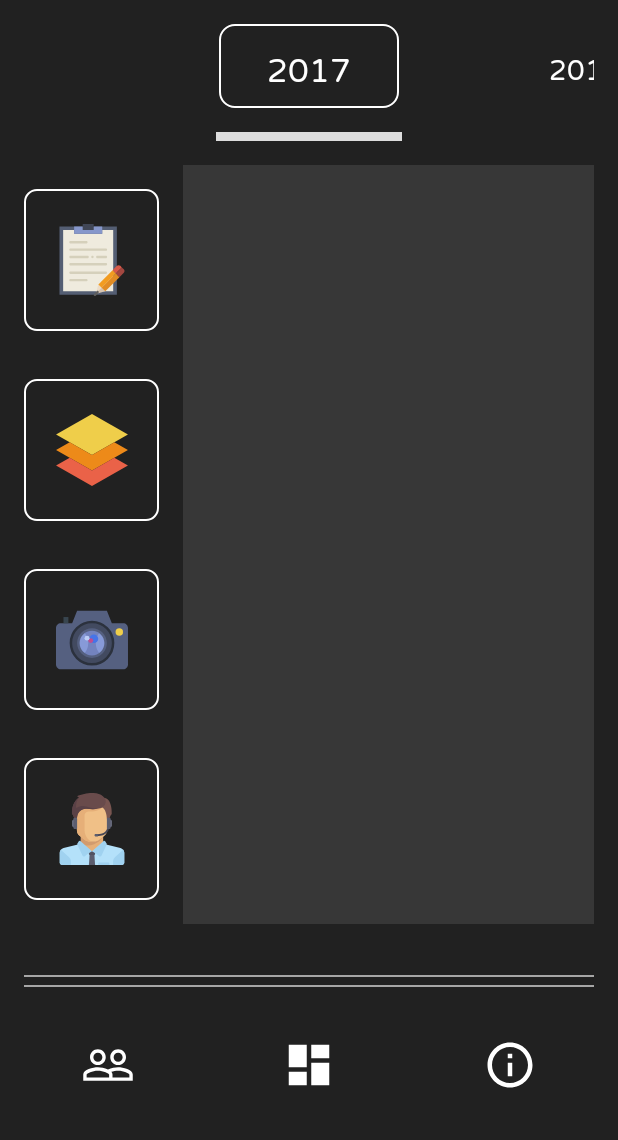
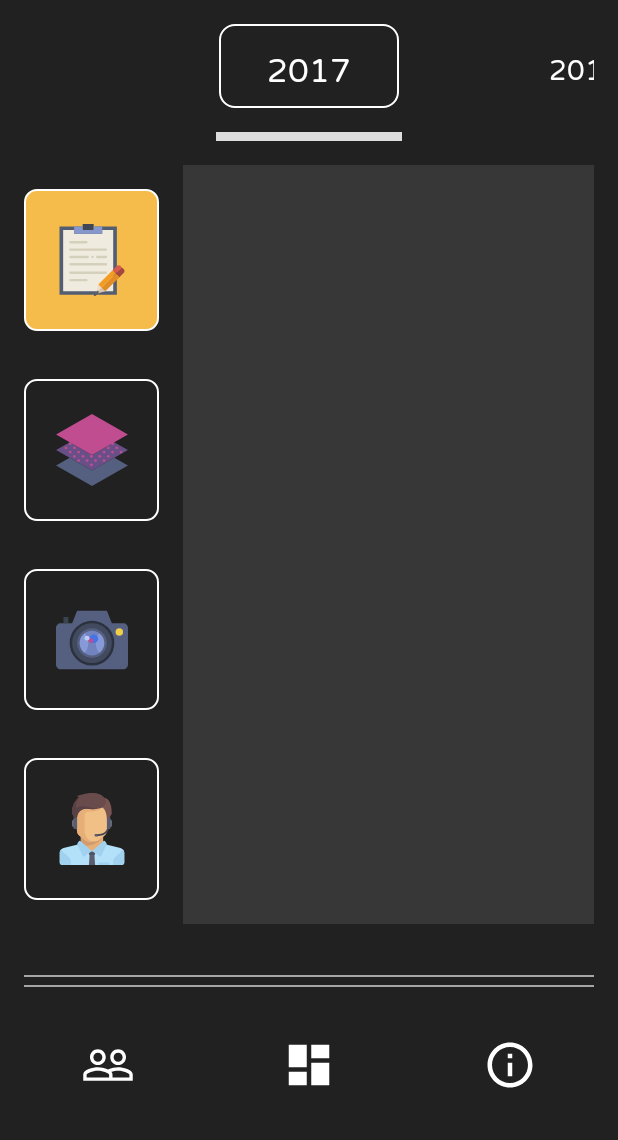
Before and after one commit to abhinav-adtechs/Yearbook-Android-Client, an Android app: the fragment TeamFragment placed in its activity, on a phone screen of 412 x 824 dp, the part 96-1236 px from its top. Run offline under Robolectric (Android 15) with nearby library versions, the phone set to English and light mode, and no system bars; our stand-ins replace ButterKnife; libraries missing offline, so code that uses them is left out: com.dd, com.dd.morphingbutton.

Commit message:
team fragment modifications done

```diff
--- a/app/src/main/java/in/vit/yearbook/View/NewUI/Dashboard/DashboardUpdatedFragment.java
+++ b/app/src/main/java/in/vit/yearbook/View/NewUI/Dashboard/DashboardUpdatedFragment.java
@@ -11,6 +11,7 @@ import android.view.LayoutInflater;
 import android.view.View;
 import android.view.ViewGroup;
 import android.widget.AbsListView;
+import android.widget.Button;
 import android.widget.ImageView;
 
 import com.dd.morphingbutton.MorphingButton;
@@ -30,7 +31,7 @@ public class DashboardUpdatedFragment extends BaseFragment implements View.OnCli
     @BindView(R.id.new_fragment_dashboard_iv_cover)
     ImageView ivCoverPhoto ;
     @BindView(R.id.new_fragment_dashboard_btn_download)
-    MorphingButton morphingBtnDownload;
+    Button morphingBtnDownload;
 
     private DashYearAdapter dashYearAdapter ;
     private boolean showStateSelected = false ;
@@ -45,7 +46,6 @@ public class DashboardUpdatedFragment extends BaseFragment implements View.OnCli
         animationUtils = new AnimationUtils() ;
         ivCoverPhoto.setOnClickListener(this);
         morphingBtnDownload.setOnClickListener(this);
-        setupMorphingButton();
         setupRv();
 
         return view ;
@@ -104,17 +104,6 @@ public class DashboardUpdatedFragment extends BaseFragment implements View.OnCli
         }
     }
 
-    private void setupMorphingButton(){
-
-        MorphingButton.Params circle = MorphingButton.Params.create()
-                .cornerRadius(20)
-                .color(getResources().getColor(R.color.mb_blue_dark))
-                .colorPressed(getResources().getColor(R.color.mb_blue_dark))
-                .text("Download 75MB") ;
-        morphingBtnDownload.morph(circle);
-
-
-    }
 
     @Override
     public void onClick(View v) {
@@ -130,9 +119,9 @@ public class DashboardUpdatedFragment extends BaseFragment implements View.OnCli
                 }
                 break;
             case R.id.new_fragment_dashboard_btn_download:
-                MorphingButton.Params circle = MorphingButton.Params.create()
-                        .text("Downloading") ;
-                morphingBtnDownload.morph(circle);
+
+
+                /*DOWNLOADING*/
                 break;
         }
     }
--- a/app/src/main/java/in/vit/yearbook/View/NewUI/Team/TeamFragment.java
+++ b/app/src/main/java/in/vit/yearbook/View/NewUI/Team/TeamFragment.java
@@ -175,6 +175,8 @@ public class TeamFragment extends BaseFragment implements View.OnClickListener {
     }
 
     void updateEditorialTeam(Integer year){
+        clearSelection();
+        ibEditorial.setBackground(getResources().getDrawable(R.drawable.rounded_border_action_bar_filled));
         switch (year){
             case 2017:
                 teamMembersList = Arrays.asList(getResources().getStringArray(R.array.yb2017_team_editorial)) ;
@@ -194,6 +196,8 @@ public class TeamFragment extends BaseFragment implements View.OnClickListener {
     }
 
     void updateDesignTeam(Integer year){
+        clearSelection();
+        ibDesign.setBackground(getResources().getDrawable(R.drawable.rounded_border_action_bar_filled));
         currentState = Constants.STATE_DESIGN ;
         switch (year){
             case 2017:
@@ -214,6 +218,8 @@ public class TeamFragment extends BaseFragment implements View.OnClickListener {
     }
 
     void updatePhotographyTeam(Integer year){
+        clearSelection();
+        ibPhotography.setBackground(getResources().getDrawable(R.drawable.rounded_border_action_bar_filled));
         currentState = Constants.STATE_PHOTOGRAPHY ;
         switch (year){
             case 2017:
@@ -234,6 +240,8 @@ public class TeamFragment extends BaseFragment implements View.OnClickListener {
     }
 
     void updateManagementTeam(Integer year){
+        clearSelection();
+        ibManagement.setBackground(getResources().getDrawable(R.drawable.rounded_border_action_bar_filled));
         currentState = Constants.STATE_MANAGEMENT ;
         switch (year){
             case 2017:
@@ -252,4 +260,11 @@ public class TeamFragment extends BaseFragment implements View.OnClickListener {
         teamMembersAdapter.updateArrayList(teamMembersList);
         teamMembersAdapter.notifyDataSetChanged();
     }
+
+    private void clearSelection(){
+        ibDesign.setBackground(getResources().getDrawable(R.drawable.rounded_border_action_bar));
+        ibEditorial.setBackground(getResources().getDrawable(R.drawable.rounded_border_action_bar));
+        ibManagement.setBackground(getResources().getDrawable(R.drawable.rounded_border_action_bar));
+        ibPhotography.setBackground(getResources().getDrawable(R.drawable.rounded_border_action_bar));
+    }
 }
--- a/app/src/main/java/in/vit/yearbook/View/OldUI/Team/TeamRVAdapter.kt
+++ b/app/src/main/java/in/vit/yearbook/View/OldUI/Team/TeamRVAdapter.kt
@@ -38,7 +38,7 @@ class TeamRVAdapter(private val teamList: Array<Array<String>>, private val cont
             holderHeader.tvTitle.text = teamList[position][0]
             when (teamList[position][0]) {
                 "Editorial" -> holderHeader.ivDescription.setImageDrawable(context.resources.getDrawable(R.drawable.ic_notepad_2))
-                "Design" -> holderHeader.ivDescription.setImageDrawable(context.resources.getDrawable(R.drawable.ic_layers))
+                "Design" -> holderHeader.ivDescription.setImageDrawable(context.resources.getDrawable(R.drawable.ic_layers_2))
                 "Photography" -> holderHeader.ivDescription.setImageDrawable(context.resources.getDrawable(R.drawable.ic_photo_camera))
                 "Management" -> holderHeader.ivDescription.setImageDrawable(context.resources.getDrawable(R.drawable.ic_customer_service))
             }
--- a/app/src/main/res/drawable/ic_layers.xml
+++ /dev/null
@@ -1,6 +0,0 @@
-<vector android:height="48dp" android:viewportHeight="51.0"
-    android:viewportWidth="51.0" android:width="48dp" xmlns:android="http://schemas.android.com/apk/res/android">
-    <path android:fillColor="#EFCE4A" android:pathData="M50.96,14.46l-25.46,14.54l-25.46,-14.54l25.46,-14.46z"/>
-    <path android:fillColor="#ED8A19" android:pathData="M25.5,29l-15.8,-9.03l-9.66,5.48l25.46,14.54l25.46,-14.54l-9.66,-5.48z"/>
-    <path android:fillColor="#EA6248" android:pathData="M25.5,40l-15.8,-9.03l-9.66,5.48l25.46,14.54l25.46,-14.54l-9.66,-5.48z"/>
-</vector>
--- /dev/null
+++ b/app/src/main/res/drawable/ic_layers_2.xml
@@ -0,0 +1,27 @@
+<vector android:height="48dp" android:viewportHeight="51.0"
+    android:viewportWidth="51.0" android:width="48dp" xmlns:android="http://schemas.android.com/apk/res/android">
+    <path android:fillColor="#694F87" android:pathData="M25.5,29l-15.8,-9.03l-9.66,5.48l25.46,14.54l25.46,-14.54l-9.66,-5.48z"/>
+    <path android:fillColor="#556080" android:pathData="M25.5,40l-15.8,-9.03l-9.66,5.48l25.46,14.54l25.46,-14.54l-9.66,-5.48z"/>
+    <path android:fillColor="#BF4D90" android:pathData="M40.04,21m-1,0a1,1 0,1 1,2 0a1,1 0,1 1,-2 0"/>
+    <path android:fillColor="#BF4D90" android:pathData="M43.04,24m-1,0a1,1 0,1 1,2 0a1,1 0,1 1,-2 0"/>
+    <path android:fillColor="#BF4D90" android:pathData="M10.04,21m-1,0a1,1 0,1 1,2 0a1,1 0,1 1,-2 0"/>
+    <path android:fillColor="#BF4D90" android:pathData="M37.04,24m-1,0a1,1 0,1 1,2 0a1,1 0,1 1,-2 0"/>
+    <path android:fillColor="#BF4D90" android:pathData="M7.04,24m-1,0a1,1 0,1 1,2 0a1,1 0,1 1,-2 0"/>
+    <path android:fillColor="#BF4D90" android:pathData="M13.04,24m-1,0a1,1 0,1 1,2 0a1,1 0,1 1,-2 0"/>
+    <path android:fillColor="#BF4D90" android:pathData="M10.04,27m-1,0a1,1 0,1 1,2 0a1,1 0,1 1,-2 0"/>
+    <path android:fillColor="#BF4D90" android:pathData="M16.04,27m-1,0a1,1 0,1 1,2 0a1,1 0,1 1,-2 0"/>
+    <path android:fillColor="#BF4D90" android:pathData="M16.04,33m-1,0a1,1 0,1 1,2 0a1,1 0,1 1,-2 0"/>
+    <path android:fillColor="#BF4D90" android:pathData="M13.04,30m-1,0a1,1 0,1 1,2 0a1,1 0,1 1,-2 0"/>
+    <path android:fillColor="#BF4D90" android:pathData="M19.04,30m-1,0a1,1 0,1 1,2 0a1,1 0,1 1,-2 0"/>
+    <path android:fillColor="#BF4D90" android:pathData="M22.04,33m-1,0a1,1 0,1 1,2 0a1,1 0,1 1,-2 0"/>
+    <path android:fillColor="#BF4D90" android:pathData="M28.04,33m-1,0a1,1 0,1 1,2 0a1,1 0,1 1,-2 0"/>
+    <path android:fillColor="#BF4D90" android:pathData="M25.04,30m-1,0a1,1 0,1 1,2 0a1,1 0,1 1,-2 0"/>
+    <path android:fillColor="#BF4D90" android:pathData="M31.04,30m-1,0a1,1 0,1 1,2 0a1,1 0,1 1,-2 0"/>
+    <path android:fillColor="#BF4D90" android:pathData="M25.04,36m-1,0a1,1 0,1 1,2 0a1,1 0,1 1,-2 0"/>
+    <path android:fillColor="#BF4D90" android:pathData="M34.04,27m-1,0a1,1 0,1 1,2 0a1,1 0,1 1,-2 0"/>
+    <path android:fillColor="#BF4D90" android:pathData="M40.04,27m-1,0a1,1 0,1 1,2 0a1,1 0,1 1,-2 0"/>
+    <path android:fillColor="#BF4D90" android:pathData="M34.04,33m-1,0a1,1 0,1 1,2 0a1,1 0,1 1,-2 0"/>
+    <path android:fillColor="#BF4D90" android:pathData="M37.04,30m-1,0a1,1 0,1 1,2 0a1,1 0,1 1,-2 0"/>
+    <path android:fillColor="#BF4D90" android:pathData="M46.04,27m-1,0a1,1 0,1 1,2 0a1,1 0,1 1,-2 0"/>
+    <path android:fillColor="#BF4D90" android:pathData="M50.96,14.46l-25.46,14.54l-25.46,-14.54l25.46,-14.46z"/>
+</vector>
--- /dev/null
+++ b/app/src/main/res/drawable/rounded_border_action_bar_filled.xml
@@ -0,0 +1,10 @@
+<?xml version="1.0" encoding="utf-8"?>
+<shape xmlns:android="http://schemas.android.com/apk/res/android"
+    android:shape="rectangle">
+    <solid android:color="@color/colorAccent" />
+    <stroke
+        android:width="1dp"
+        android:color="@color/colorWhite"/>
+    <corners
+        android:radius="8dp" />
+</shape>
--- a/app/src/main/res/layout/new_fragment_team.xml
+++ b/app/src/main/res/layout/new_fragment_team.xml
@@ -99,7 +99,7 @@
             android:id="@+id/new_fragment_team_btn_design"
             android:layout_width="0dp"
             android:layout_height="0dp"
-            app:srcCompat="@drawable/ic_layers"
+            app:srcCompat="@drawable/ic_layers_2"
             android:background="@drawable/rounded_border_action_bar"
             app:layout_constraintLeft_toLeftOf="parent"
             app:layout_constraintRight_toRightOf="parent"
```
